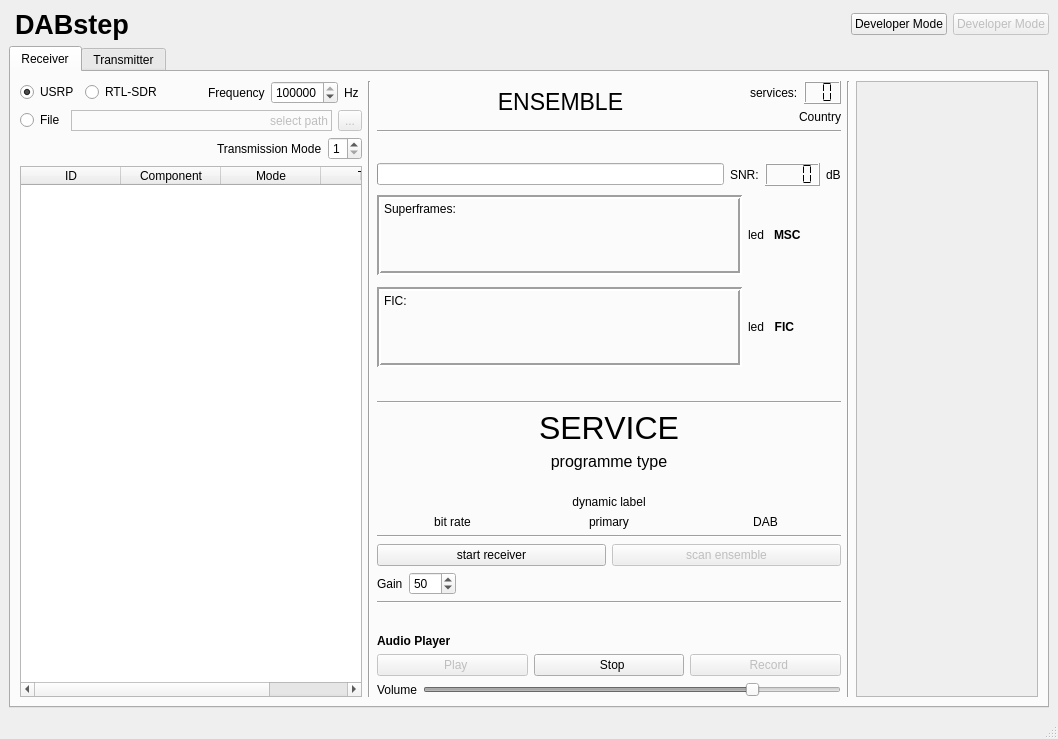
Before: the Qt Designer form python/GUI/user_frontend.ui in kit-cel/gr-dab, drawn with Qt 5.
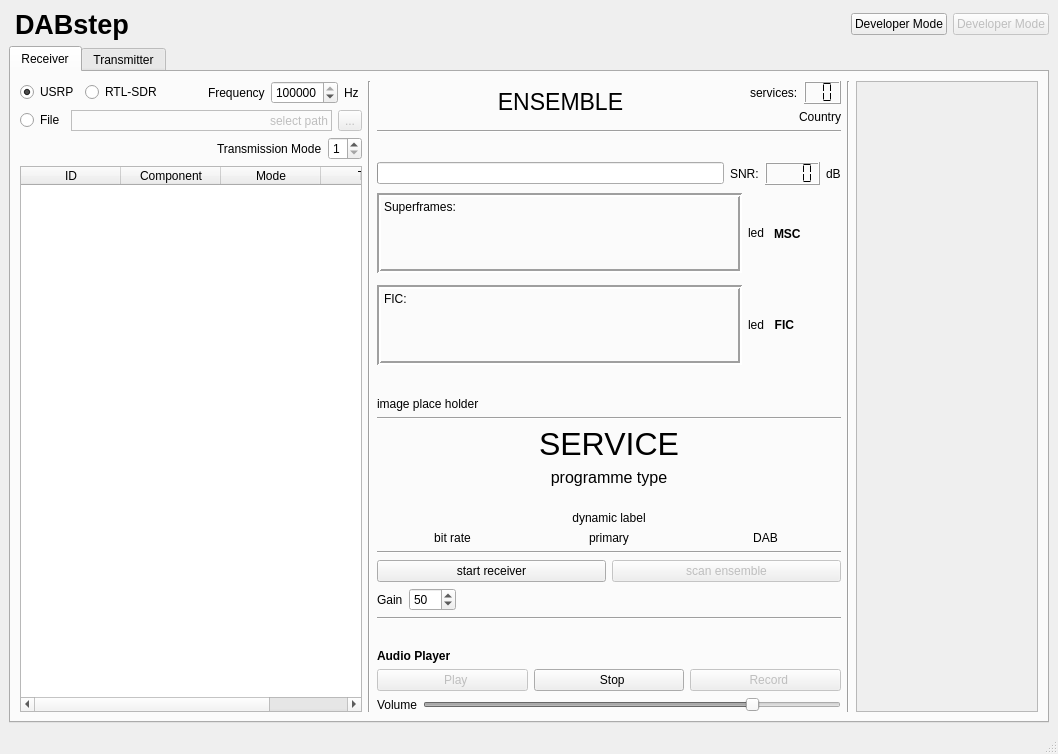
After: the same form once the commit is applied. Icons and pictures are not drawn.

Commit message: MOT: send images as message and qt signal to GUI.

Patch:
```diff
--- a/python/GUI/user_frontend.ui
+++ b/python/GUI/user_frontend.ui
@@ -7,7 +7,7 @@
     <x>0</x>
     <y>0</y>
     <width>1058</width>
-    <height>739</height>
+    <height>754</height>
    </rect>
   </property>
   <property name="windowTitle">
@@ -681,6 +681,13 @@
               </property>
              </spacer>
             </item>
+            <item>
+             <widget class="QLabel" name="label_mot_image">
+              <property name="text">
+               <string>image place holder</string>
+              </property>
+             </widget>
+            </item>
             <item>
              <widget class="Line" name="line_6">
               <property name="orientation">
@@ -1006,7 +1013,7 @@
                <x>0</x>
                <y>0</y>
                <width>73</width>
-               <height>602</height>
+               <height>617</height>
               </rect>
              </property>
              <layout class="QVBoxLayout" name="verticalLayout_12">
```
The commit also changes 9 other files.
